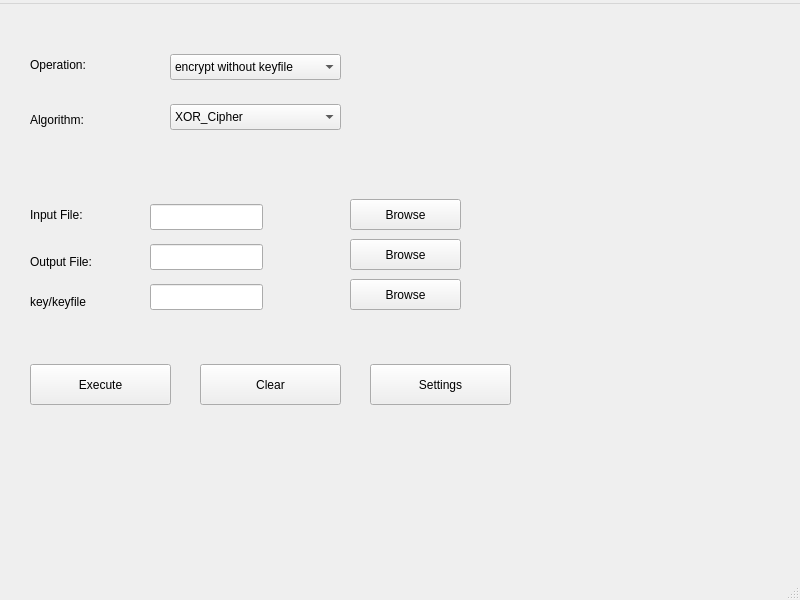
Kirill-DoS/BlackCrypt, file mainwindow.ui: the form before one commit.
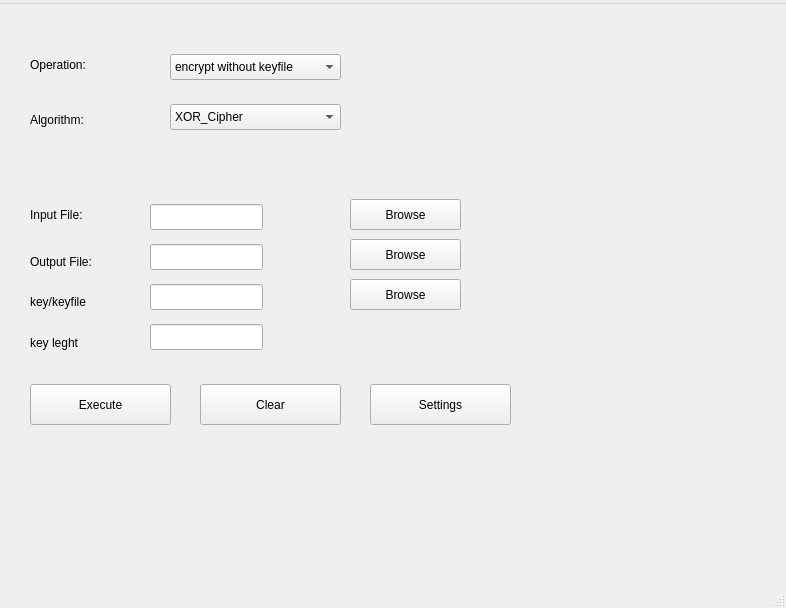
The form after the commit.

What changed in the file:
```diff
--- a/mainwindow.ui
+++ b/mainwindow.ui
@@ -6,8 +6,8 @@
    <rect>
     <x>0</x>
     <y>0</y>
-    <width>800</width>
-    <height>600</height>
+    <width>786</width>
+    <height>608</height>
    </rect>
   </property>
   <property name="windowTitle">
@@ -168,7 +168,7 @@
     <property name="geometry">
      <rect>
       <x>30</x>
-      <y>360</y>
+      <y>380</y>
       <width>141</width>
       <height>41</height>
      </rect>
@@ -181,7 +181,7 @@
     <property name="geometry">
      <rect>
       <x>200</x>
-      <y>360</y>
+      <y>380</y>
       <width>141</width>
       <height>41</height>
      </rect>
@@ -194,7 +194,7 @@
     <property name="geometry">
      <rect>
       <x>370</x>
-      <y>360</y>
+      <y>380</y>
       <width>141</width>
       <height>41</height>
      </rect>
@@ -206,8 +206,8 @@
    <widget class="QLabel" name="status_label">
     <property name="geometry">
      <rect>
-      <x>40</x>
-      <y>430</y>
+      <x>30</x>
+      <y>440</y>
       <width>461</width>
       <height>31</height>
      </rect>
@@ -255,13 +255,49 @@
      <string>Browse</string>
     </property>
    </widget>
+   <widget class="QLabel" name="label">
+    <property name="geometry">
+     <rect>
+      <x>30</x>
+      <y>330</y>
+      <width>81</width>
+      <height>18</height>
+     </rect>
+    </property>
+    <property name="text">
+     <string>key leght</string>
+    </property>
+   </widget>
+   <widget class="QLineEdit" name="keyLenght_lineEdit">
+    <property name="geometry">
+     <rect>
+      <x>150</x>
+      <y>320</y>
+      <width>113</width>
+      <height>26</height>
+     </rect>
+    </property>
+   </widget>
+   <widget class="QLabel" name="path_label">
+    <property name="geometry">
+     <rect>
+      <x>30</x>
+      <y>480</y>
+      <width>461</width>
+      <height>31</height>
+     </rect>
+    </property>
+    <property name="text">
+     <string/>
+    </property>
+   </widget>
   </widget>
   <widget class="QMenuBar" name="menubar">
    <property name="geometry">
     <rect>
      <x>0</x>
      <y>0</y>
-     <width>800</width>
+     <width>786</width>
      <height>23</height>
     </rect>
    </property>
```
